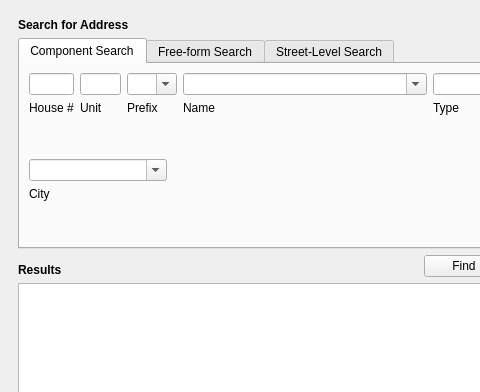
The window that lbrs_updater_dockwidget_base.ui (gisn8/LBRS_Updater) describes before a commit, drawn with Qt 5; both pictures show x 0 to 480 and y 0 to 392 of the 608 by 500 pixel window.
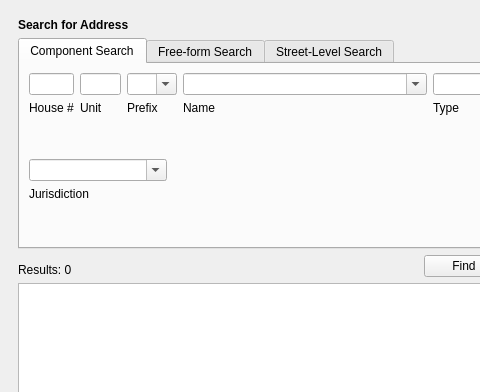
The same window after the commit.

Commit message: Improvements 2021-10-20 - Improved component searches - Populating results list; considering changing to table - Began zoom_to_feature function; consdiering a pop-up box to select jurisdiction when multiple features are found; a result table would bypass this issue altogether... - Providing result counts.

The edit to the form file:
```diff
--- a/lbrs_updater_dockwidget_base.ui
+++ b/lbrs_updater_dockwidget_base.ui
@@ -169,12 +169,12 @@
            <widget class="QLabel" name="label_17">
             <property name="font">
              <font>
-              <weight>75</weight>
-              <bold>true</bold>
+              <weight>50</weight>
+              <bold>false</bold>
              </font>
             </property>
             <property name="text">
-             <string>Results</string>
+             <string>Results: 0</string>
             </property>
             <property name="alignment">
              <set>Qt::AlignBottom|Qt::AlignLeading|Qt::AlignLeft</set>
@@ -234,7 +234,7 @@
                 <item>
                  <widget class="QLabel" name="label_16">
                   <property name="text">
-                   <string>City</string>
+                   <string>Jurisdiction</string>
                   </property>
                   <property name="alignment">
                    <set>Qt::AlignLeading|Qt::AlignLeft|Qt::AlignTop</set>
```
Left out of the diff: 2 changed lines with no effect on the pictures. The commit also changes 1 other file.
